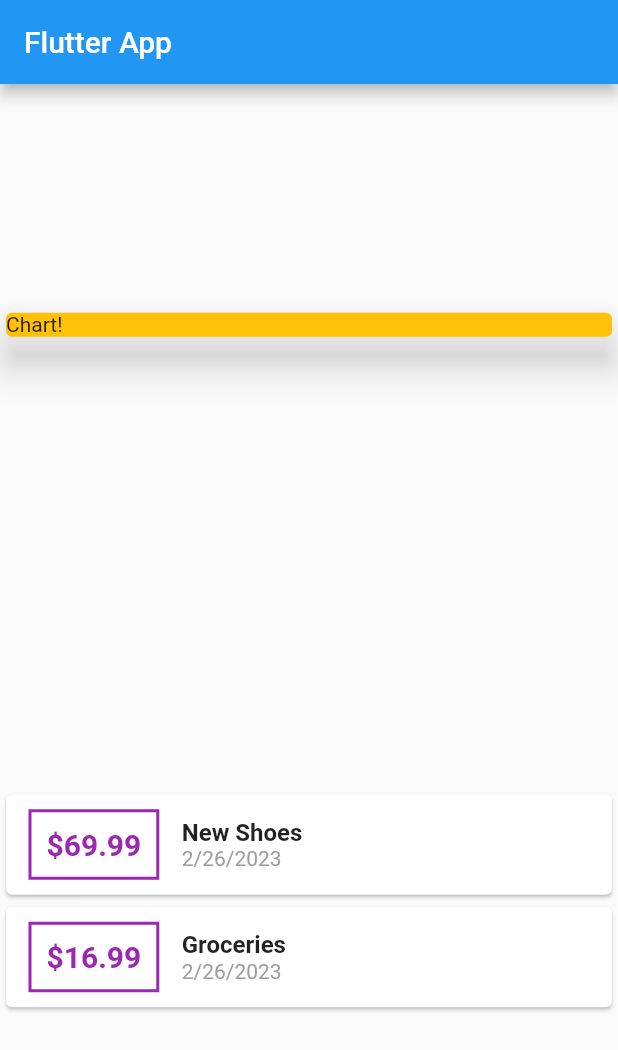
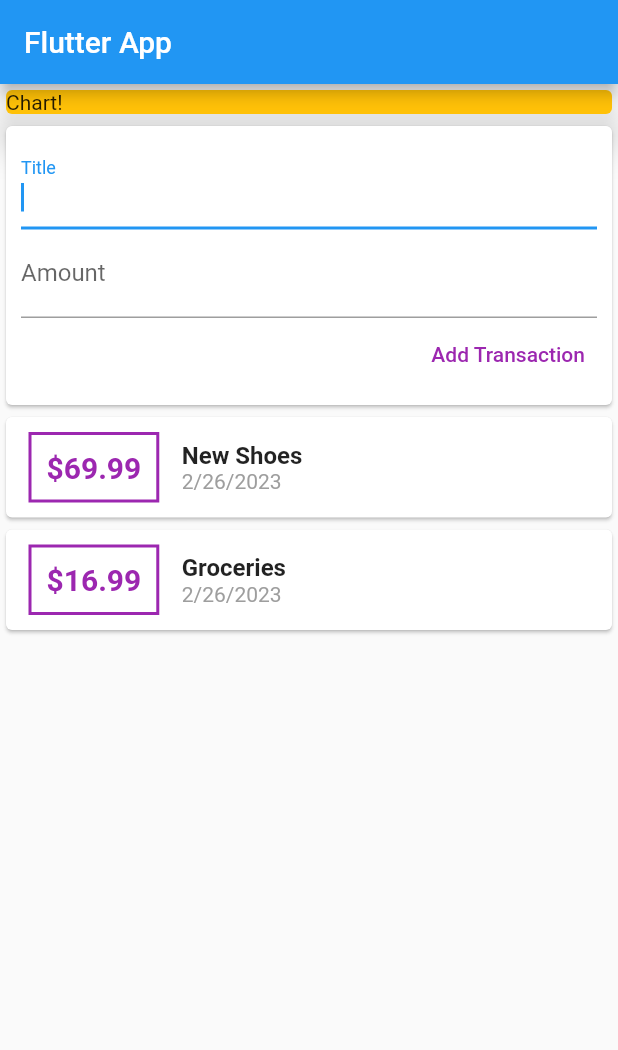
Before and after one commit to delwinbest/flutter_complete_guide, a Flutter app: the screen it shows after launch, on a phone screen of 412 x 824 dp. Shown: the top 1050 px of the screen. Run offline on Flutter 3.47's test engine with Material 2 defaults, Android fonts, the phone set to English and light mode, and no system bars.

Commit message:
add text fields and button

```diff
--- a/lib/main.dart
+++ b/lib/main.dart
@@ -31,7 +31,7 @@
           title: const Text('Flutter App'),
         ),
         body: Column(
-          mainAxisAlignment: MainAxisAlignment.spaceAround,
+          mainAxisAlignment: MainAxisAlignment.start,
           crossAxisAlignment: CrossAxisAlignment.stretch,
           children: <Widget>[
             Container(
@@ -40,6 +40,30 @@
                 color: Colors.amber,
                 elevation: 10,
                 child: Text('Chart!'),
+              ),
+            ),
+            Card(
+              child: Container(
+                padding: EdgeInsets.all(10),
+                child: Column(
+                    crossAxisAlignment: CrossAxisAlignment.end,
+                    children: [
+                      TextField(
+                        autocorrect: true,
+                        autofocus: true,
+                        decoration: InputDecoration(labelText: 'Title'),
+                      ),
+                      TextField(
+                        decoration: InputDecoration(labelText: 'Amount'),
+                      ),
+                      TextButton(
+                        onPressed: () {},
+                        child: Text('Add Transaction'),
+                        style: ButtonStyle(
+                            foregroundColor:
+                                MaterialStateProperty.all(Colors.purple)),
+                      )
+                    ]),
               ),
             ),
             Column(
```
